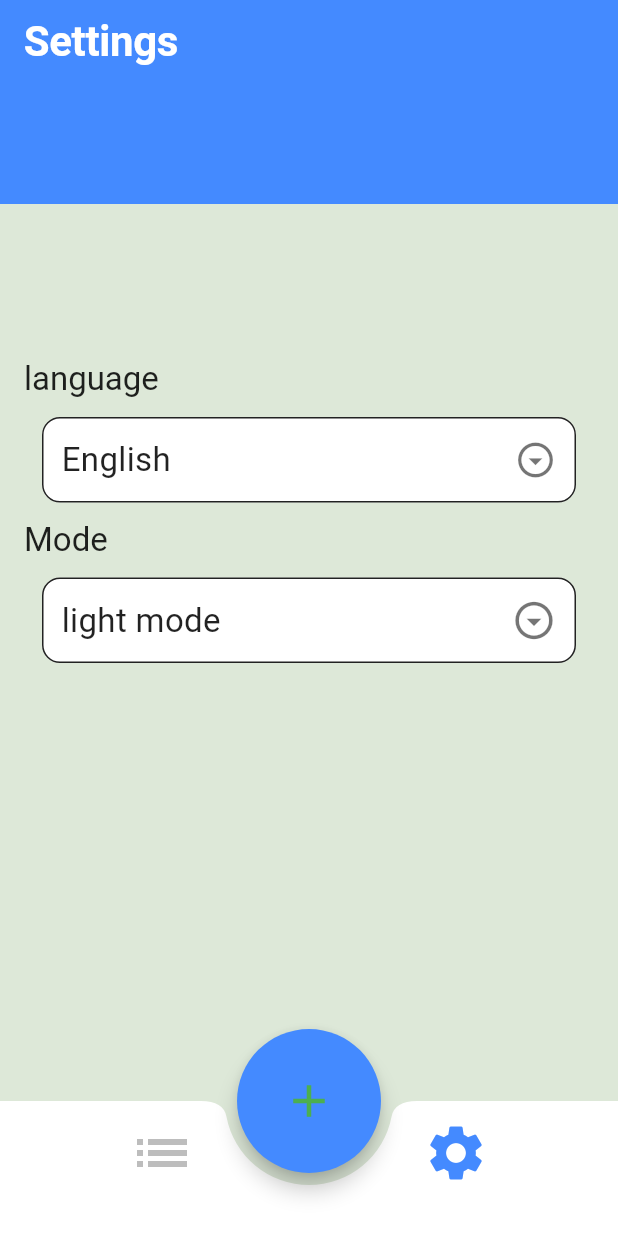
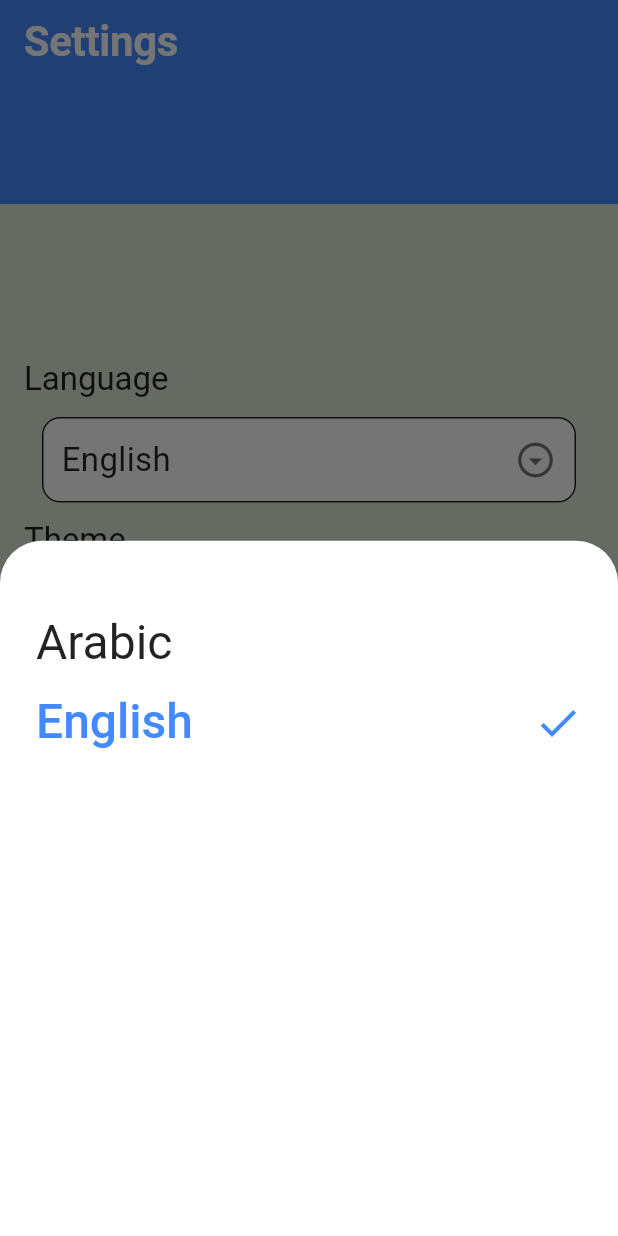
Before and after one commit to YoussefMohamed7557/Todo_list_flutter, a Flutter app: the screen it shows after launch, item 2 of the bottom bar chosen, after a tap on "English", on a phone screen of 412 x 824 dp. Run offline on Flutter 3.47's test engine with Material 3 defaults, Android fonts, the phone set to English and light mode, and no system bars; our stand-ins replace cloud_firestore, firebase_core, flutter_slidable, shared_preferences; missing offline and left inert: flutter_timeline_calendar; accounts and stored records are empty; generated files the repository leaves out were written again.

Commit message:
finish the theme and language features in settings

```diff
--- /dev/null
+++ b/l10n.yaml
@@ -0,0 +1 @@
+arb-dir: lib/l10n
--- /dev/null
+++ b/lib/UI/choose_language_bottom_action_sheet.dart
@@ -0,0 +1,90 @@
+import 'package:flutter/material.dart';
+import 'package:provider/provider.dart';
+import 'package:flutter_gen/gen_l10n/app_localizations.dart';
+import '../models/settings_provider.dart';
+
+class LanguageBottomActionSheet extends StatefulWidget {
+  const LanguageBottomActionSheet({super.key});
+
+  @override
+  State<LanguageBottomActionSheet> createState() =>
+      _LanguageBottomActionSheetState();
+}
+
+class _LanguageBottomActionSheetState extends State<LanguageBottomActionSheet> {
+  @override
+  Widget build(BuildContext context) {
+    var provider = Provider.of<AppProvider>(context);
+    bool isArabicCondition = provider.language_code == "ar";
+    bool isEnglishCondition = provider.language_code == "en";
+    return Center(
+      child: Container(
+        padding: EdgeInsets.all(16),
+        height: MediaQuery.sizeOf(context).height / 2,
+        child: Column(
+          children: [
+            InkWell(
+                onTap: () {
+                  provider.changeLanguageCode("ar");
+                  Navigator.pop(context);
+                },
+                child: getRowOfLanguage(AppLocalizations.of(context)!.arabic, isArabicCondition)),
+            InkWell(onTap:() {
+              provider.changeLanguageCode("en");
+              Navigator.pop(context);
+            } ,child: getRowOfLanguage(AppLocalizations.of(context)!.english, isEnglishCondition)),
+          ],
+        ),
+      ),
+    );
+  }
+
+  Widget getRowOfLanguage(String language, bool isSelected) {
+    if (isSelected) {
+      return getRowOfSelectedLanguage(language);
+    } else {
+      return getRowOfUnSelectedLanguage(language);
+    }
+  }
+
+  Widget getRowOfSelectedLanguage(String language) {
+    return Padding(
+      padding: const EdgeInsets.all(8.0),
+      child: Row(
+        mainAxisAlignment: MainAxisAlignment.spaceBetween,
+        children: [
+          Text(
+            language,
+            style: Theme.of(context).textTheme.displayMedium?.copyWith(
+                fontSize: 32,
+                fontWeight: FontWeight.w500,
+                color: Theme.of(context).primaryColor),
+          ),
+          Icon(
+            Icons.check,
+            size: 32,
+            color: Theme.of(context).primaryColor,
+          )
+        ],
+      ),
+    );
+  }
+
+  Widget getRowOfUnSelectedLanguage(String language) {
+    return Padding(
+      padding: const EdgeInsets.all(8.0),
+      child: Row(
+        mainAxisAlignment: MainAxisAlignment.spaceBetween,
+        children: [
+          Text(
+            language,
+            style: Theme.of(context).textTheme.displayMedium?.copyWith(
+                  fontSize: 32,
+                  fontWeight: FontWeight.w400,
+                ),
+          ),
+        ],
+      ),
+    );
+  }
+}
--- a/lib/UI/home_screen.dart
+++ b/lib/UI/home_screen.dart
@@ -2,6 +2,7 @@ import 'package:flutter/material.dart';
 import 'package:todo_list_flutter/UI/add_task_bottom_action_sheet.dart';
 import 'package:todo_list_flutter/UI/settings.dart';
 import 'package:todo_list_flutter/UI/task_list.dart';
+import 'package:flutter_gen/gen_l10n/app_localizations.dart';
 
 class HomePage extends StatefulWidget {
   static const rout_name = "HomePage";
@@ -13,9 +14,11 @@ class HomePage extends StatefulWidget {
 class _HomePageState extends State<HomePage> {
   int selctedIndex = 0;
   List<Widget> tabList = [TaskList(), Settings()];
-  List<String> titleList = ["To Do List", "Settings"];
+  List<String> titleList = [];
+  @override
   @override
   Widget build(BuildContext context) {
+    titleList = [AppLocalizations.of(context)!.to_do_list, AppLocalizations.of(context)!.settings];
     return Scaffold(
       appBar: AppBar(
         title: Text(
@@ -34,6 +37,7 @@ class _HomePageState extends State<HomePage> {
           showAddTaskBottomActionSheet();
         },
         shape: CircleBorder(),
+
       ),
       bottomNavigationBar: BottomAppBar(
         padding: const EdgeInsets.symmetric(horizontal: 10),
@@ -53,10 +57,12 @@ class _HomePageState extends State<HomePage> {
                 icon: Icon(
                   Icons.list_outlined,
                   size: 44,
+                  color:  Theme.of(context).primaryColor,
                 ),
-                label: ''),
+                label: '',
+            ),
             BottomNavigationBarItem(
-                icon: Icon(Icons.settings, size: 44), label: '')
+                icon: Icon(Icons.settings, size: 44,color: Theme.of(context).primaryColor,), label: '')
           ],
         ),
       ),
--- a/lib/UI/settings.dart
+++ b/lib/UI/settings.dart
@@ -1,10 +1,22 @@
+import 'package:flutter_gen/gen_l10n/app_localizations.dart';
+import 'package:flutter/material.dart';
+import 'package:todo_list_flutter/UI/choose_language_bottom_action_sheet.dart';
+import 'package:provider/provider.dart';
+import 'package:todo_list_flutter/models/settings_provider.dart';
+import 'choose_theme_mode_bottom_action_sheet.dart';
 
-import 'package:flutter/material.dart';
-
-class Settings extends StatelessWidget {
+class Settings extends StatefulWidget {
 
   @override
+  State<Settings> createState() => _SettingsState();
+}
+
+class _SettingsState extends State<Settings> {
+  @override
   Widget build(BuildContext context) {
+    var provider = Provider.of<AppProvider>(context);
+    String selectedLanguage = provider.language_code=="en"?AppLocalizations.of(context)!.english:AppLocalizations.of(context)!.arabic;
+    String selectedThemeMode = provider.themeMode==ThemeMode.light?AppLocalizations.of(context)!.light_mode:AppLocalizations.of(context)!.dark_mode;
     return Column(
       children: [
         Container(height: 80,color: Theme.of(context).primaryColor,),
@@ -14,16 +26,16 @@ class Settings extends StatelessWidget {
           crossAxisAlignment: CrossAxisAlignment.stretch,
           mainAxisAlignment: MainAxisAlignment.center,
           children: [
-            Text("language",style: Theme.of(context).textTheme.displayMedium?.copyWith(color:Colors.black87),),
+            Text(AppLocalizations.of(context)!.language,style: Theme.of(context).textTheme.displayMedium?.copyWith(color:Colors.black87),),
             InkWell(
               onTap: (){
-                //showLanguageBottomSheet();
+                showLanguageBottomSheet();
               },
               child: Container(
                 child: Row(
                   mainAxisAlignment: MainAxisAlignment.spaceBetween,
                   children: [
-                    Text("English", style: TextStyle(fontSize: 22,fontWeight: FontWeight.w400,color:Colors.black87),),
+                    Text(selectedLanguage, style: TextStyle(fontSize: 22,fontWeight: FontWeight.w400,color:Colors.black87),),
                     Icon(Icons.arrow_drop_down_circle_outlined,size: 28,color: Colors.black54,)
                   ],
                 ),
@@ -33,16 +45,16 @@ class Settings extends StatelessWidget {
                 decoration: BoxDecoration(color:Colors.white,borderRadius: BorderRadius.circular(12),border: Border.all(color:Colors.black87)),
               ),
             ),
-            Text("Mode",style: Theme.of(context).textTheme.displayMedium?.copyWith(color:Colors.black87),),
+            Text(AppLocalizations.of(context)!.theme,style: Theme.of(context).textTheme.displayMedium?.copyWith(color:Colors.black87),),
             InkWell(
               onTap: (){
-                //showThemeBottomSheet();
+                showThemeBottomSheet();
               },
               child: Container(
                 child: Row(
                   mainAxisAlignment: MainAxisAlignment.spaceBetween,
                   children: [
-                    Text("light mode", style: TextStyle(fontSize: 22,fontWeight: FontWeight.w400,color: Colors.black87),),
+                    Text(selectedThemeMode, style: TextStyle(fontSize: 22,fontWeight: FontWeight.w400,color: Colors.black87),),
                     Icon(Icons.arrow_drop_down_circle_outlined,size: 30,color: Colors.black54,)
                   ],
                 ),
@@ -57,4 +69,11 @@ class Settings extends StatelessWidget {
       ],
     );
   }
+
+  void showLanguageBottomSheet() {
+    showModalBottomSheet(context: context, builder: (context) => LanguageBottomActionSheet(),);
+  }
+  void showThemeBottomSheet() {
+    showModalBottomSheet(context: context, builder: (context) => ThemeBottomActionSheet(),);
+  }
 }
--- a/lib/UI/task_item_widget.dart
+++ b/lib/UI/task_item_widget.dart
@@ -3,6 +3,7 @@ import 'package:todo_list_flutter/UI/edite_task_bottom_action_sheet.dart';
 import 'package:todo_list_flutter/models/task_model.dart';
 import 'package:flutter_slidable/flutter_slidable.dart';
 import 'package:todo_list_flutter/utils/firebase_utilities.dart';
+import 'package:flutter_gen/gen_l10n/app_localizations.dart';
 
 class TaskListItem extends StatefulWidget {
   Task task;
@@ -34,7 +35,7 @@ class _TaskListItemState extends State<TaskListItem> {
               backgroundColor: Color(0xFFFE4A49),
               foregroundColor: Colors.white,
               icon: Icons.delete,
-              label: 'Delete',
+              label: AppLocalizations.of(context)!.delete,
             )
           ],
         ),
@@ -80,7 +81,7 @@ class _TaskListItemState extends State<TaskListItem> {
                 width: 12,
               ),
               widget.task.isDone ?
-              Text("Done !",style: Theme.of(context).textTheme.displayLarge?.copyWith(color: Colors.green,fontWeight: FontWeight.w700),)
+              Text(AppLocalizations.of(context)!.done,style: Theme.of(context).textTheme.displayLarge?.copyWith(color: Colors.green,fontWeight: FontWeight.w700),)
               :Expanded(
                   flex: 5,
                   child: InkWell(
--- a/lib/app_theme.dart
+++ b/lib/app_theme.dart
@@ -1,10 +1,52 @@
 import 'package:flutter/material.dart';
+
 class AppThemeData {
+  Color lightPrimary = Colors.blueAccent;
+  Color darkPrimary = Colors.lightBlueAccent;
   static final ThemeData lightTheme = ThemeData(
-      primaryColor: Colors.blueAccent,
+    primaryColor: Colors.blueAccent,
+    colorScheme: ColorScheme(
+      primary: Colors.blueAccent,
+      onPrimary: Colors.green,
+      secondary: Colors.white,
+      onSecondary: Colors.white,
+      background: Colors.white,
+      error: Colors.red,
+      onError: Colors.red,
+      onSurface: Colors.grey,
+      surface: Colors.white,
+      onBackground: Colors.blueAccent,
+      brightness: Brightness.light,
+    ),
+    scaffoldBackgroundColor: Color(0xFFDDE8D8),
+    iconTheme: IconThemeData(size: 38),
+    appBarTheme: AppBarTheme(
+        // centerTitle: true,
+        color: Colors.blueAccent,
+        elevation: 0,
+        iconTheme: IconThemeData(color: Colors.white)),
+    textTheme: TextTheme(
+        displaySmall: TextStyle(
+            fontSize: 20, color: Colors.black87, fontWeight: FontWeight.w400),
+        displayMedium: TextStyle(
+            fontSize: 22, color: Colors.black87, fontWeight: FontWeight.w400),
+        displayLarge: TextStyle(
+            fontSize: 28, color: Colors.white, fontWeight: FontWeight.w700)),
+    bottomNavigationBarTheme: BottomNavigationBarThemeData(
+      selectedItemColor: Colors.blueAccent,
+      unselectedItemColor: Colors.black26,
+    ),
+    bottomSheetTheme: BottomSheetThemeData(backgroundColor: Colors.white),
+    floatingActionButtonTheme: FloatingActionButtonThemeData(
+      backgroundColor: Colors.blueAccent,
+    ),
+  );
+
+  static final ThemeData darkTheme = ThemeData(
+      primaryColor: Colors.lightBlueAccent,
       colorScheme: ColorScheme(
         primary: Colors.blueAccent,
-        onPrimary: Colors.green,
+        onPrimary: Colors.black,
         secondary: Colors.white,
         onSecondary: Colors.white,
         background: Colors.white,
@@ -15,11 +57,11 @@ class AppThemeData {
         onBackground: Colors.blueAccent,
         brightness: Brightness.light,
       ),
-      scaffoldBackgroundColor: Color(0xFFDDE8D8),
+      scaffoldBackgroundColor: Colors.black54,
       iconTheme: IconThemeData(size: 38),
       appBarTheme: AppBarTheme(
           // centerTitle: true,
-          color: Colors.blueAccent,
+          color: Colors.lightBlueAccent,
           elevation: 0,
           iconTheme: IconThemeData(color: Colors.white)),
       textTheme: TextTheme(
@@ -29,42 +71,12 @@ class AppThemeData {
               fontSize: 22, color: Colors.black87, fontWeight: FontWeight.w400),
           displayLarge: TextStyle(
               fontSize: 28, color: Colors.white, fontWeight: FontWeight.w700)),
-
       bottomNavigationBarTheme: BottomNavigationBarThemeData(
         selectedItemColor: Colors.blueAccent,
         unselectedItemColor: Colors.black26,
       ),
-      bottomSheetTheme: BottomSheetThemeData(backgroundColor: Colors.white));
-
-  // static final ThemeData darkTheme = ThemeData(
-  //     primaryColor: darkPrimary,
-  //     scaffoldBackgroundColor: Colors.transparent,
-  //     appBarTheme: AppBarTheme(
-  //         centerTitle: true,
-  //         color: Colors.transparent,
-  //         elevation: 0,
-  //         iconTheme: IconThemeData(color: colorWhite)),
-  //     textTheme: TextTheme(
-  //         headline1: TextStyle(
-  //             fontSize: 30, color: colorWhite, fontWeight: FontWeight.w700),
-  //         subtitle1: TextStyle(
-  //             fontSize: 20, color: colorWhite, fontWeight: FontWeight.w400)),
-  //     bottomNavigationBarTheme: BottomNavigationBarThemeData(
-  //       selectedItemColor: darkAccent,
-  //       unselectedItemColor: Colors.white,
-  //     ),
-  //     bottomSheetTheme: BottomSheetThemeData(backgroundColor: darkPrimary),
-  //     colorScheme: ColorScheme(
-  //       primary: darkPrimary,
-  //       onPrimary: colorWhite,
-  //       secondary: darkAccent,
-  //       onSecondary: Colors.black,
-  //       background: darkPrimary,
-  //       error: Colors.red,
-  //       onError: Colors.red,
-  //       onSurface: Colors.black,
-  //       surface: Colors.white,
-  //       onBackground: darkAccent,
-  //       brightness: Brightness.light,
-  //     ));
+      bottomSheetTheme: BottomSheetThemeData(backgroundColor: Colors.white)
+    ,floatingActionButtonTheme: FloatingActionButtonThemeData(
+    backgroundColor: Colors.lightBlueAccent,
+  ),);
 }
--- a/lib/main.dart
+++ b/lib/main.dart
@@ -1,14 +1,24 @@
 import 'package:flutter/material.dart';
+import 'package:provider/provider.dart';
 import 'package:todo_list_flutter/app_theme.dart';
 import 'package:todo_list_flutter/UI//home_screen.dart';
 import 'package:firebase_core/firebase_core.dart';
 import 'firebase_options.dart';
+import 'models/settings_provider.dart';
+import 'package:flutter_localizations/flutter_localizations.dart';
+import 'package:flutter_gen/gen_l10n/app_localizations.dart';
+
 void main() async {
   WidgetsFlutterBinding.ensureInitialized();
   await Firebase.initializeApp(
     options: DefaultFirebaseOptions.currentPlatform,
   );
-  runApp(MyApp());
+  runApp(ChangeNotifierProvider(
+    create: (BuildContext context) {
+      return AppProvider();
+    },
+    child: MyApp(),
+  ));
 }
 
 class MyApp extends StatelessWidget {
@@ -17,13 +27,27 @@ class MyApp extends StatelessWidget {
   // This widget is the root of your application.
   @override
   Widget build(BuildContext context) {
+    var provider = Provider.of<AppProvider>(context);
     return MaterialApp(
       debugShowCheckedModeBanner: false,
+      localizationsDelegates:  [
+        AppLocalizations.delegate,
+        GlobalMaterialLocalizations.delegate,
+        GlobalWidgetsLocalizations.delegate,
+        GlobalCupertinoLocalizations.delegate,
+      ],
+      supportedLocales: [
+        Locale('en'),
+        Locale('ar'),
+      ],
+      locale: Locale(provider.language_code),
       initialRoute: HomePage.rout_name,
       routes: {
-        HomePage.rout_name:(context)=>HomePage(),
+        HomePage.rout_name: (context) => HomePage(),
       },
       theme: AppThemeData.lightTheme,
+      darkTheme: AppThemeData.darkTheme,
+      themeMode: provider.themeMode,
     );
   }
 }
--- /dev/null
+++ b/lib/models/settings_provider.dart
@@ -0,0 +1,32 @@
+import 'package:flutter/material.dart';
+import 'package:shared_preferences/shared_preferences.dart';
+
+class AppProvider extends ChangeNotifier {
+  String language_code = "en";
+  ThemeMode themeMode = ThemeMode.light;
+
+  AppProvider() {
+    _loadPreferences();
+  }
+
+  void _loadPreferences() async {
+    SharedPreferences prefs = await SharedPreferences.getInstance();
+    language_code = prefs.getString('language_code') ?? "en";
+    themeMode = ThemeMode.values[prefs.getInt('theme_mode') ?? 0];
+    notifyListeners();
+  }
+
+  void changeLanguageCode(String langCode) async {
+    language_code = langCode;
+    notifyListeners();
+    SharedPreferences prefs = await SharedPreferences.getInstance();
+    await prefs.setString('language_code', langCode);
+  }
+
+  void changeThemeMode(ThemeMode themeMode) async {
+    this.themeMode = themeMode;
+    notifyListeners();
+    SharedPreferences prefs = await SharedPreferences.getInstance();
+    await prefs.setInt('theme_mode', themeMode.index);
+  }
+}
```
Also changed, not shown: lib/UI/add_task_bottom_action_sheet.dart (+13 -11 lines), lib/UI/choose_theme_mode_bottom_action_sheet.dart (added, +95 -0 lines), lib/UI/edite_task_bottom_action_sheet.dart (+13 -13 lines), lib/l10n/app_ar.arb (added, +27 -0 lines), lib/l10n/app_en.arb (added, +27 -0 lines), pubspec.yaml (+6 -1 lines), pubspec.lock.
